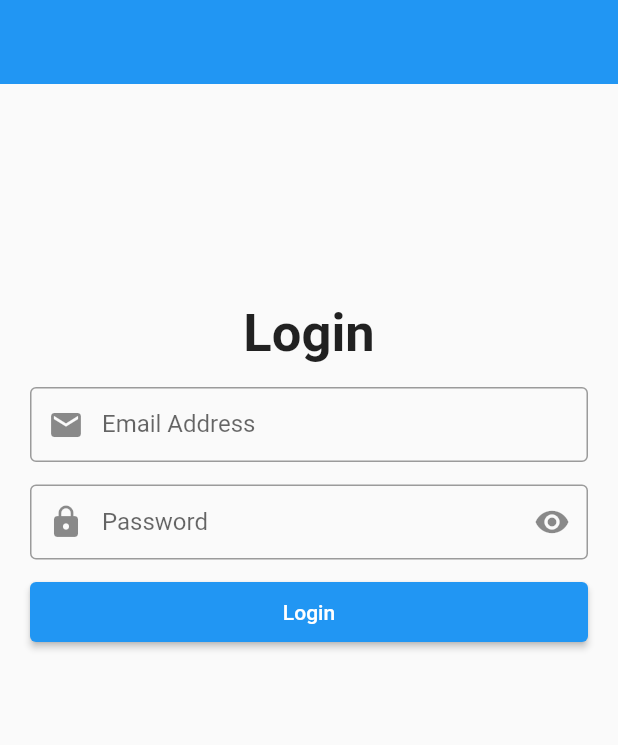
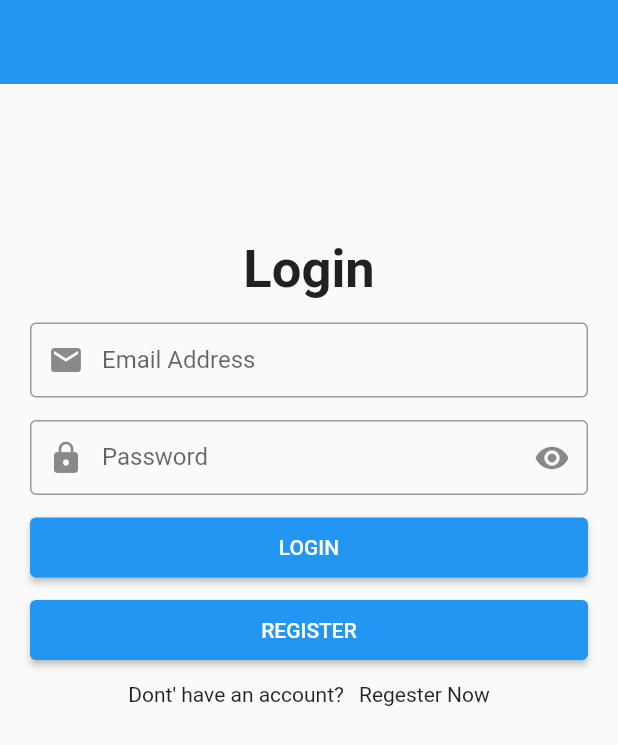
Before and after one commit to ENG-BXI/Udemy_project_for_AbdallahMansor, a Flutter app: the screen it shows after launch, on a phone screen of 412 x 824 dp. Shown: the top 745 px of the screen. Run offline on Flutter 3.47's test engine with Material 2 defaults, Android fonts, the phone set to English and light mode, and no system bars.

Commit message:
add Botton Regester Now

```diff
--- a/lib/modules/homescreen/homescreen.dart
+++ b/lib/modules/homescreen/homescreen.dart
@@ -23,7 +23,8 @@ class homescreen extends StatelessWidget {
                 children: [
                   Text(
                     'Login',
-                  style: TextStyle(fontSize: 35.0, fontWeight: FontWeight.bold),
+                    style:
+                        TextStyle(fontSize: 35.0, fontWeight: FontWeight.bold),
                   ),
                   SizedBoxHomeScreen(),
                   textBoxDefulat(
@@ -54,9 +55,22 @@ class homescreen extends StatelessWidget {
                           emailFeild.text = '';
                           passFeild.text = '';
                         } else {}
-                    })
+                      }),
+                  SizedBoxHomeScreen(),
+                  DefualteButtomHomeScreen(text: 'Register', function: () {}),
+                  SizedBoxHomeScreen(),
+                  Row(
+                    mainAxisAlignment: MainAxisAlignment.center,
+                    children: [
+                      Text('Dont\' have an account?'),
+                      SizedBox(
+                        width: 10,
+                      ),
+                      GestureDetector(
+                          onTap: () {}, child: Text('Regester Now')),
                     ],
                   ),
+                ]),
           ),
         ),
       ),
--- a/lib/shared/componets/componets.dart
+++ b/lib/shared/componets/componets.dart
@@ -38,7 +38,7 @@ DefualteButtomHomeScreen({
       width: width,
       child: ElevatedButton(
         onPressed: function,
-        child: Text(text ?? ''),
+        child: Text(text!.toUpperCase() ?? ''),
       ),
     );
 
```
Lines whose indentation alone changed are shown as unchanged.
